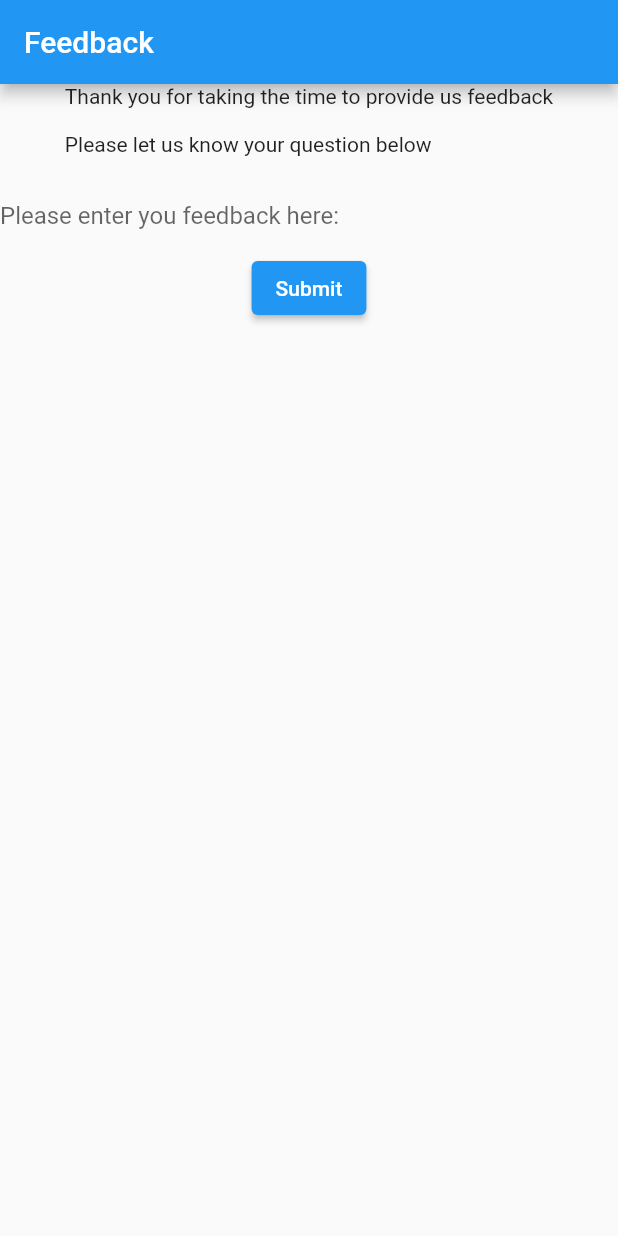
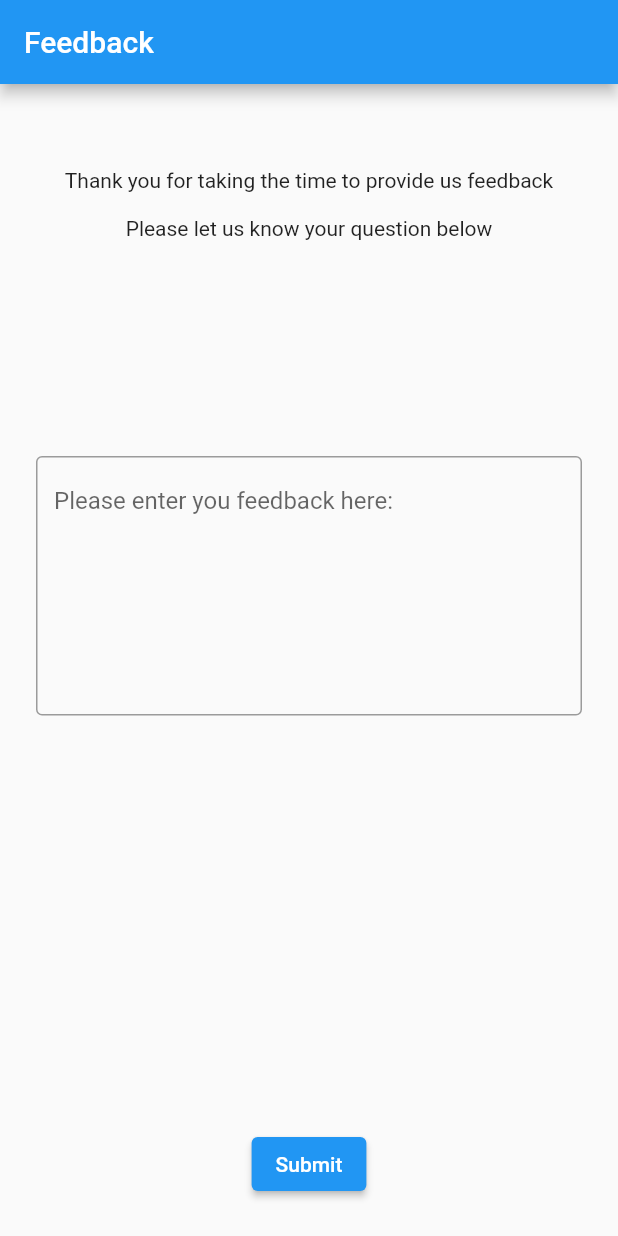
Before and after one commit to codingfanatic/sampleFeedbackPage, a Flutter app: the screen it shows after launch, on a phone screen of 412 x 824 dp. Run offline on Flutter 3.47's test engine with Material 2 defaults, Android fonts, the phone set to English and light mode, and no system bars.

Commit message:
Finished styling Centered Text and TextField Used padding and Expanded widgets to style the page

```diff
--- a/samplefeedbackpage/lib/main.dart
+++ b/samplefeedbackpage/lib/main.dart
@@ -49,9 +49,8 @@ class _MyHomePageState extends State<MyHomePage> {
         // the App.build method, and use it to set our appbar title.
         title: Text(widget.title),
       ),
-      body: Center(
-        // Center is a layout widget. It takes a single child and positions it
-        // in the middle of the parent.
+      body: Padding(
+        padding: EdgeInsets.all(24),
         child: Column(
           // Column is also a layout widget. It takes a list of children and
           // arranges them vertically. By default, it sizes itself to fit its
@@ -67,17 +66,27 @@ class _MyHomePageState extends State<MyHomePage> {
           // center the children vertically; the main axis here is the vertical
           // axis because Columns are vertical (the cross axis would be
           // horizontal).
-          mainAxisAlignment: MainAxisAlignment.start,
+          mainAxisAlignment: MainAxisAlignment.spaceAround,
           children: <Widget>[
-            Text(
-              'Thank you for taking the time to provide us feedback\n\nPlease let us know your question below',
+            Expanded(
+              child: Padding(
+                padding: EdgeInsets.only(top: 32),
+                child: Text(
+                  'Thank you for taking the time to provide us feedback\n\nPlease let us know your question below',
+                  textAlign: TextAlign.center,
+                ),
+              ),
             ),
-            Text(''),
-            TextField(
+            Expanded(
+              flex: 2,
+              child: TextField(
+                maxLines: 7,
                 decoration: InputDecoration(
-              border: InputBorder.none,
-              hintText: 'Please enter you feedback here:',
-            )),
+                  border: OutlineInputBorder(),
+                  hintText: 'Please enter you feedback here:',
+                ),
+              ),
+            ),
             ElevatedButton(
               onPressed: () {},
               child: Text('Submit'),
```
